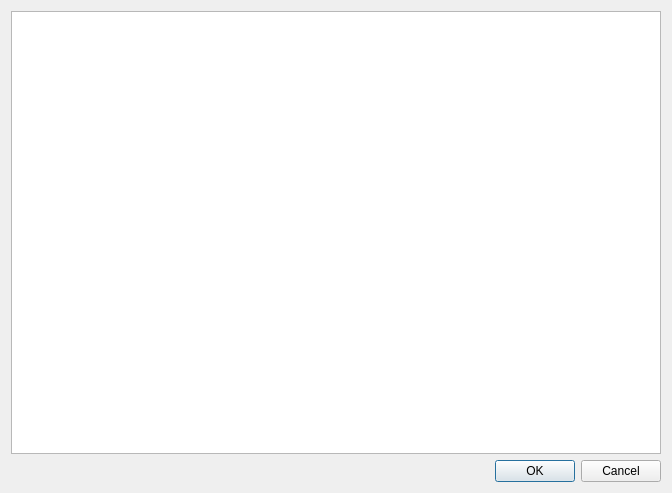
Old version of the form fluid.ui in the repository joblobob/ray.
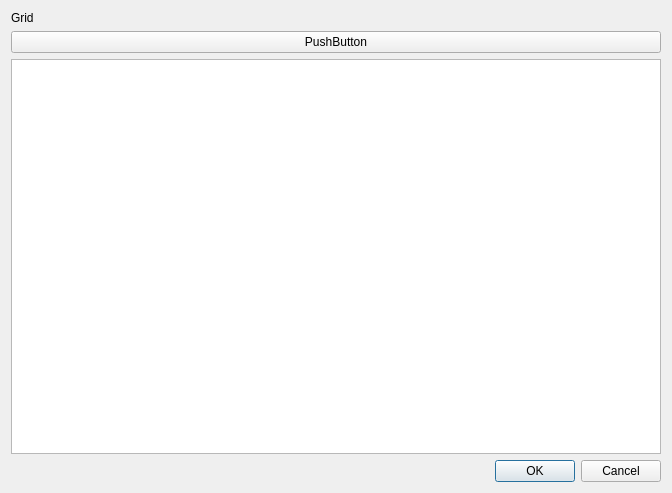
New version of the form.

Commit message: feature: debut grid et affichage particles!

```diff
--- a/fluid.ui
+++ b/fluid.ui
@@ -14,10 +14,7 @@
    <string>Dialog</string>
   </property>
   <layout class="QGridLayout" name="gridLayout">
-   <item row="0" column="0">
-    <widget class="QGraphicsView" name="m_graphView"/>
-   </item>
-   <item row="1" column="0">
+   <item row="3" column="0">
     <widget class="QDialogButtonBox" name="buttonBox">
      <property name="orientation">
       <enum>Qt::Horizontal</enum>
@@ -27,6 +24,23 @@
      </property>
     </widget>
    </item>
+   <item row="0" column="0">
+    <widget class="QLabel" name="label">
+     <property name="text">
+      <string>Grid</string>
+     </property>
+    </widget>
+   </item>
+   <item row="2" column="0">
+    <widget class="QGraphicsView" name="m_graphView"/>
+   </item>
+   <item row="1" column="0">
+    <widget class="QPushButton" name="pauseBtn">
+     <property name="text">
+      <string>PushButton</string>
+     </property>
+    </widget>
+   </item>
   </layout>
  </widget>
  <resources/>
```
Left out of the diff: 8 changed lines with no effect on the pictures. The commit also changes 4 other files.
